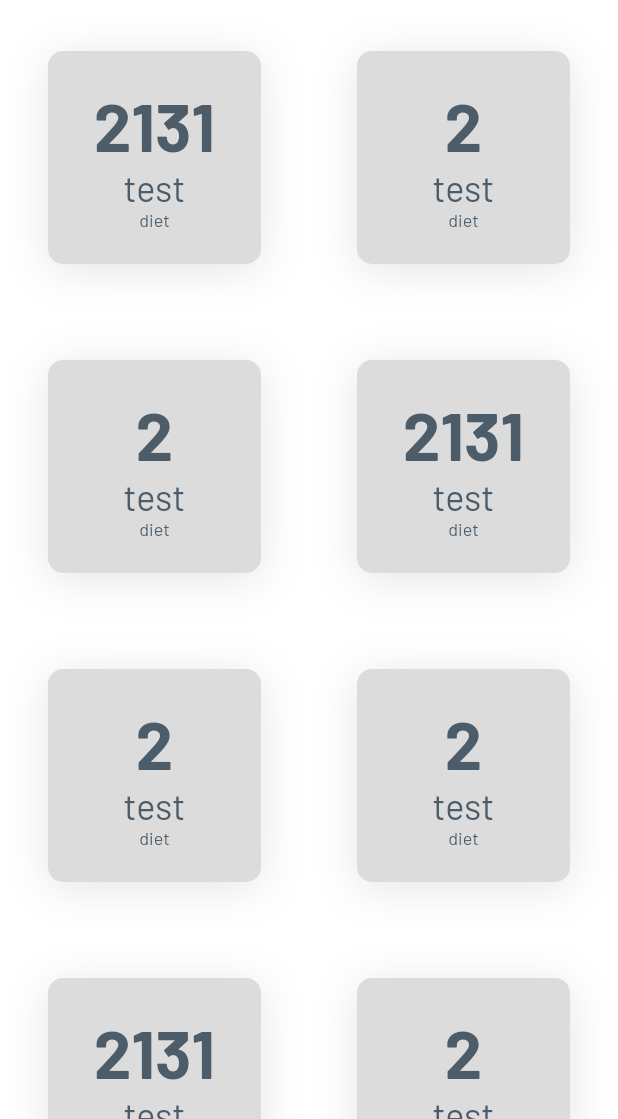
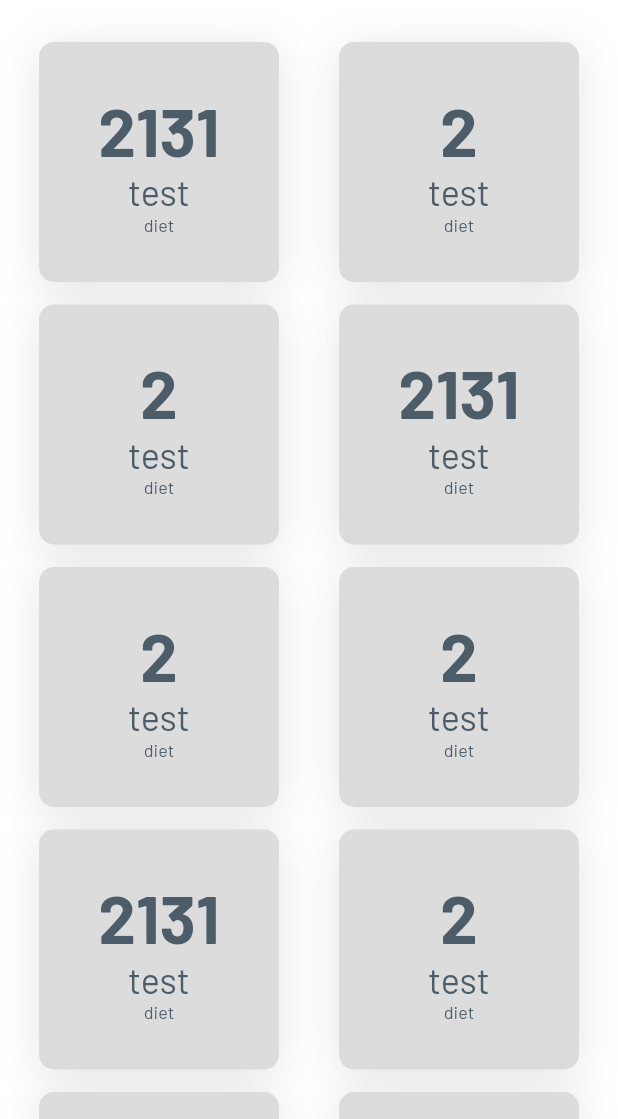
Before and after one commit to FulanoD3Tal/final_countdown_mobile, a Flutter app: the screen it shows after launch, on a phone screen of 412 x 824 dp, the part 117-1236 px from its top. Run offline on Flutter 3.47's test engine with Material 2 defaults, Android fonts, the phone set to English and light mode, and no system bars.

Commit message:
Fix padding of GridView on HomePage

```diff
--- a/lib/countdown_item.dart
+++ b/lib/countdown_item.dart
@@ -11,7 +11,6 @@ class CountdownItem extends StatelessWidget {
   @override
   Widget build(BuildContext context) {
     return Container(
-      margin:EdgeInsets.all(32),
       decoration: BoxDecoration(
         color: Color(0xFFDCDCDD),
         borderRadius: BorderRadius.circular(10),
--- a/lib/main.dart
+++ b/lib/main.dart
@@ -1,4 +1,5 @@
 import 'package:flutter/material.dart';
+import 'package:flutter/widgets.dart';
 
 import './home_menu.dart';
 import './countdown_item.dart';
@@ -43,7 +44,6 @@ class _MyHomePageState extends State<MyHomePage> {
     {"count": '2', "type": "test", "name": "diet"},
     {"count": '2', "type": "test", "name": "diet"},
     {"count": '2131', "type": "test", "name": "diet"},
-    {"count": '2', "type": "test", "name": "diet"},
     {"count": '2', "type": "test", "name": "diet"},
   ];
   @override
@@ -96,6 +96,9 @@ class _MyHomePageState extends State<MyHomePage> {
       body: countdowns.length > 0
           ? GridView.count(
               crossAxisCount: 2,
+              padding: EdgeInsets.all(26),
+              crossAxisSpacing: 40,
+              mainAxisSpacing: 15,
               children: countdowns
                   .map((item) => CountdownItem(
                       count: int.parse(item['count'].toString()),
```
